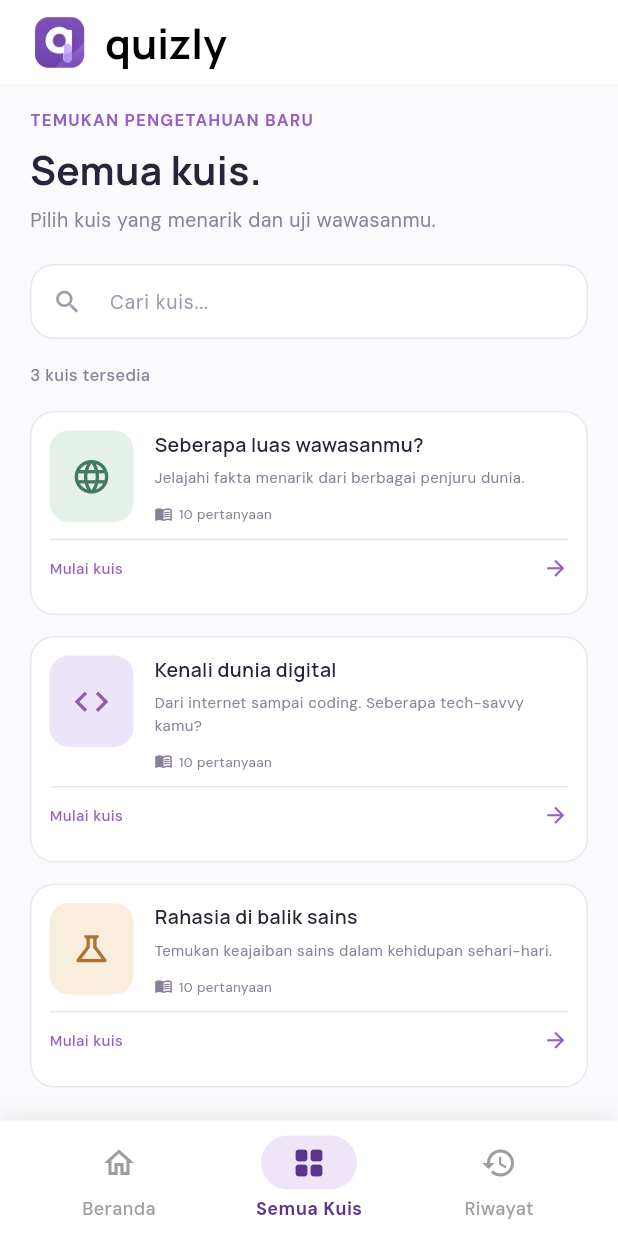
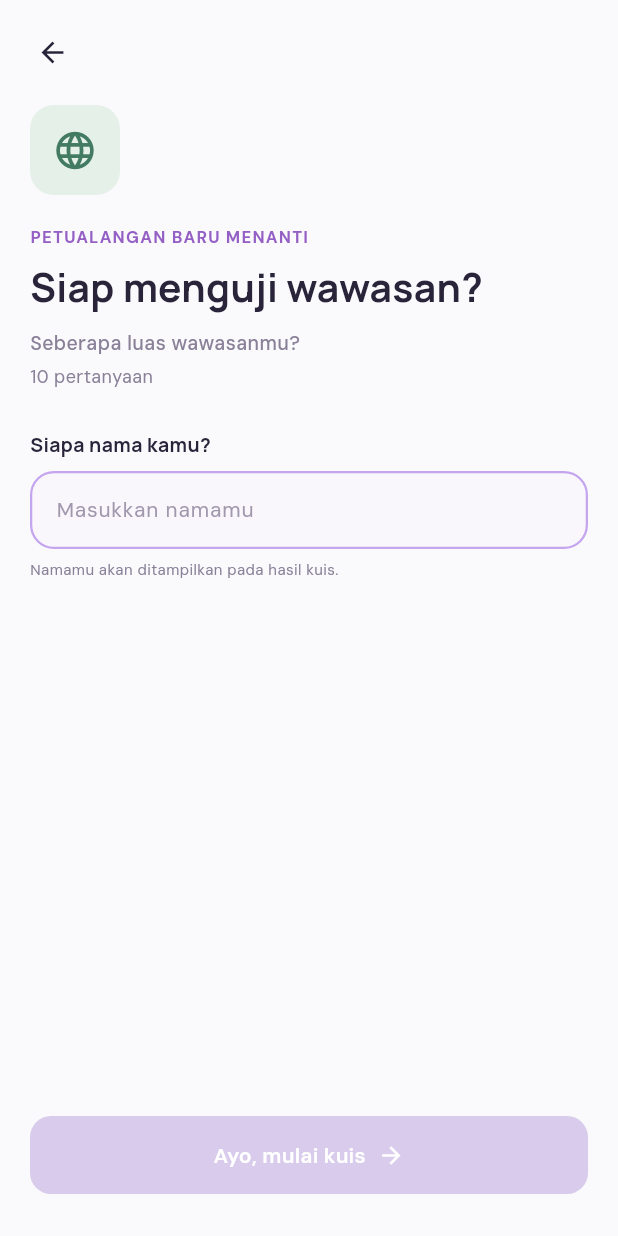
Before and after one commit to Ahmadmapple/quizly, a Flutter app: the screen it shows after launch, after a tap on "Semua", after a tap on "Mulai kuis", on a phone screen of 412 x 824 dp. Run offline on Flutter 3.47's test engine with Material 3 defaults, Android fonts, the light colour scheme and no system bars; our stand-ins replace go_router.

Commit message:
menambah screen untuk input nama

```diff
--- a/lib/Router/GoRouter.dart
+++ b/lib/Router/GoRouter.dart
@@ -1,8 +1,11 @@
+import 'package:flutter/material.dart';
 import 'package:go_router/go_router.dart';
 
 import '../Screen/HistoryScreen.dart';
 import '../Screen/HomeScreen.dart';
+import '../Screen/NameScreen.dart';
 import '../Screen/QuizListScreen.dart';
+import '../Screen/QuizScreen.dart';
 import '../Screen/SplashScreen.dart';
 
 final GoRouter router = GoRouter(
@@ -18,5 +21,35 @@ final GoRouter router = GoRouter(
       path: '/history',
       builder: (context, state) => const HistoryScreen(),
     ),
+    GoRoute(
+      path: '/namescreen',
+      builder: (context, state) {
+        final extra = state.extra is Map ? (state.extra as Map) : null;
+        if (extra != null) {
+          return NameScreen(
+            title: extra['title']?.toString() ?? 'Seberapa luas wawasanmu?',
+            description: extra['description']?.toString() ??
+                'Jelajahi fakta menarik dari berbagai penjuru dunia.',
+            icon: extra['icon'] as IconData? ?? Icons.language,
+            iconColor:
+                extra['iconColor'] as Color? ?? const Color(0xFF437B62),
+            iconBackgroundColor: extra['iconBackgroundColor'] as Color? ??
+                const Color(0xFFE4F0E8),
+            questionCount: (extra['questionCount'] as int?) ?? 10,
+          );
+        }
+        return const NameScreen();
+      },
+    ),
+    GoRoute(
+      path: '/quiz',
+      builder: (context, state) {
+        final extra = state.extra is Map ? (state.extra as Map) : null;
+        return QuizScreen(
+          userName: extra?['userName']?.toString() ?? '',
+          title: extra?['title']?.toString() ?? '',
+        );
+      },
+    ),
   ],
 );
--- a/lib/Screen/HomeScreen.dart
+++ b/lib/Screen/HomeScreen.dart
@@ -102,9 +102,17 @@ class _HomeScreenState extends State<HomeScreen> {
                 iconBackgroundColor: const Color(0xFFE7F1EB),
                 title: 'Seberapa luas wawasanmu?',
                 description:
-                'Jelajahi fakta menarik dari berbagai penjuru dunia.',
+                    'Jelajahi fakta menarik dari berbagai penjuru dunia.',
                 questionCount: 10,
-                onTap: () => context.go('/quizlist'),
+                onTap: () => context.go('/namescreen', extra: {
+                  'title': 'Seberapa luas wawasanmu?',
+                  'description':
+                      'Jelajahi fakta menarik dari berbagai penjuru dunia.',
+                  'icon': Icons.language,
+                  'iconColor': const Color(0xFF6E9F88),
+                  'iconBackgroundColor': const Color(0xFFE7F1EB),
+                  'questionCount': 10,
+                }),
               ),
 
               const SizedBox(height: 12),
@@ -116,9 +124,17 @@ class _HomeScreenState extends State<HomeScreen> {
                 iconBackgroundColor: const Color(0xFFF0E8FA),
                 title: 'Kenali dunia digital',
                 description:
-                'Dari internet sampai coding. Seberapa tech-savvy kamu?',
+                    'Dari internet sampai coding. Seberapa tech-savvy kamu?',
                 questionCount: 10,
-                onTap: () => context.go('/quizlist'),
+                onTap: () => context.go('/namescreen', extra: {
+                  'title': 'Kenali dunia digital',
+                  'description':
+                      'Dari internet sampai coding. Seberapa tech-savvy kamu?',
+                  'icon': Icons.code,
+                  'iconColor': const Color(0xFF9C7BD0),
+                  'iconBackgroundColor': const Color(0xFFF0E8FA),
+                  'questionCount': 10,
+                }),
               ),
 
               const SizedBox(height: 12),
@@ -130,9 +146,17 @@ class _HomeScreenState extends State<HomeScreen> {
                 iconBackgroundColor: const Color(0xFFFAF0E5),
                 title: 'Rahasia di balik sains',
                 description:
-                'Temukan keajaiban sains dalam kehidupan sehari-hari.',
+                    'Temukan keajaiban sains dalam kehidupan sehari-hari.',
                 questionCount: 10,
-                onTap: () => context.go('/quizlist'),
+                onTap: () => context.go('/namescreen', extra: {
+                  'title': 'Rahasia di balik sains',
+                  'description':
+                      'Temukan keajaiban sains dalam kehidupan sehari-hari.',
+                  'icon': Icons.science_outlined,
+                  'iconColor': const Color(0xFFD5A071),
+                  'iconBackgroundColor': const Color(0xFFFAF0E5),
+                  'questionCount': 10,
+                }),
               ),
             ],
           ),
--- /dev/null
+++ b/lib/Screen/NameScreen.dart
@@ -0,0 +1,270 @@
+import 'package:flutter/material.dart';
+import 'package:go_router/go_router.dart';
+
+class NameScreen extends StatefulWidget {
+  final String title;
+  final String description;
+  final IconData icon;
+  final Color iconColor;
+  final Color iconBackgroundColor;
+  final int questionCount;
+
+  const NameScreen({
+    super.key,
+    this.title = 'Seberapa luas wawasanmu?',
+    this.description = 'Jelajahi fakta menarik dari berbagai penjuru dunia.',
+    this.icon = Icons.language,
+    this.iconColor = const Color(0xFF437B62),
+    this.iconBackgroundColor = const Color(0xFFE4F0E8),
+    this.questionCount = 10,
+  });
+
+  @override
+  State<NameScreen> createState() => _NameScreenState();
+}
+
+class _NameScreenState extends State<NameScreen> {
+  final TextEditingController _nameController = TextEditingController();
+  bool _isInputValid = false;
+
+  @override
+  void initState() {
+    super.initState();
+    _nameController.addListener(_onNameChanged);
+  }
+
+  void _onNameChanged() {
+    setState(() {
+      _isInputValid = _nameController.text.trim().isNotEmpty;
+    });
+  }
+
+  @override
+  void dispose() {
+    _nameController.removeListener(_onNameChanged);
+    _nameController.dispose();
+    super.dispose();
+  }
+
+  @override
+  Widget build(BuildContext context) {
+    const textColor = Color(0xFF29243A);
+    const subtitleColor = Color(0xFF8A8199);
+    const labelColor = Color(0xFF9560C5);
+    const primaryPurple = Color(0xFF9363C5);
+    const palePurple = Color(0xFFD8CBEC);
+
+    return Scaffold(
+      backgroundColor: const Color(0xFFFAFAFC),
+      body: SafeArea(
+        child: Padding(
+          padding: const EdgeInsets.symmetric(horizontal: 20, vertical: 16),
+          child: Column(
+            crossAxisAlignment: CrossAxisAlignment.start,
+            children: [
+              // Top Left Back Button (<-)
+              InkWell(
+                onTap: () {
+                  if (context.canPop()) {
+                    context.pop();
+                  } else {
+                    context.go('/home');
+                  }
+                },
+                borderRadius: BorderRadius.circular(8),
+                child: const Padding(
+                  padding: EdgeInsets.symmetric(vertical: 8, horizontal: 4),
+                  child: Row(
+                    mainAxisSize: MainAxisSize.min,
+                    children: [
+                      Icon(
+                        Icons.arrow_back,
+                        color: textColor,
+                        size: 22,
+                      ),
+                    ],
+                  ),
+                ),
+              ),
+              const SizedBox(height: 16),
+
+              // Dynamic Icon Container from clicked QuizListCard
+              Container(
+                width: 60,
+                height: 60,
+                decoration: BoxDecoration(
+                  color: widget.iconBackgroundColor,
+                  borderRadius: BorderRadius.circular(16),
+                ),
+                child: Icon(
+                  widget.icon,
+                  color: widget.iconColor,
+                  size: 30,
+                ),
+              ),
+              const SizedBox(height: 20),
+
+              // Tagline
+              const Text(
+                'PETUALANGAN BARU MENANTI',
+                style: TextStyle(
+                  fontFamily: 'DMSans',
+                  fontSize: 11,
+                  fontWeight: FontWeight.bold,
+                  letterSpacing: 0.8,
+                  color: labelColor,
+                ),
+              ),
+              const SizedBox(height: 6),
+
+              // Main Heading / Title
+              const Text(
+                'Siap menguji wawasan?',
+                style: TextStyle(
+                  fontFamily: 'Manrope',
+                  fontSize: 26,
+                  fontWeight: FontWeight.bold,
+                  color: textColor,
+                ),
+              ),
+              const SizedBox(height: 10),
+
+              // Selected Quiz Subtitle / Title
+              Text(
+                widget.title,
+                style: const TextStyle(
+                  fontFamily: 'DMSans',
+                  fontSize: 13,
+                  fontWeight: FontWeight.w500,
+                  color: subtitleColor,
+                ),
+              ),
+              const SizedBox(height: 4),
+
+              // Question Count
+              Text(
+                '${widget.questionCount} pertanyaan',
+                style: const TextStyle(
+                  fontFamily: 'DMSans',
+                  fontSize: 12,
+                  color: subtitleColor,
+                ),
+              ),
+              const SizedBox(height: 28),
+
+              // Field Label
+              const Text(
+                'Siapa nama kamu?',
+                style: TextStyle(
+                  fontFamily: 'Manrope',
+                  fontSize: 13,
+                  fontWeight: FontWeight.bold,
+                  color: textColor,
+                ),
+              ),
+              const SizedBox(height: 8),
+
+              // TextField for Name Input
+              Container(
+                decoration: BoxDecoration(
+                  color: const Color(0xFFF9F7FC),
+                  borderRadius: BorderRadius.circular(16),
+                  border: Border.all(
+                    color: _isInputValid
+                        ? primaryPurple
+                        : const Color(0xFFC4A5EE),
+                    width: 1.5,
+                  ),
+                ),
+                child: TextField(
+                  controller: _nameController,
+                  style: const TextStyle(
+                    fontFamily: 'DMSans',
+                    fontSize: 14,
+                    color: textColor,
+                  ),
+                  decoration: const InputDecoration(
+                    hintText: 'Masukkan namamu',
+                    hintStyle: TextStyle(
+                      fontFamily: 'DMSans',
+                      fontSize: 14,
+                      color: Color(0xFFA099AE),
+                    ),
+                    border: InputBorder.none,
+                    contentPadding: EdgeInsets.symmetric(
+                      horizontal: 16,
+                      vertical: 14,
+                    ),
+                  ),
+                ),
+              ),
+              const SizedBox(height: 6),
+
+              // Help text under textfield
+              const Text(
+                'Namamu akan ditampilkan pada hasil kuis.',
+                style: TextStyle(
+                  fontFamily: 'DMSans',
+                  fontSize: 10,
+                  color: subtitleColor,
+                ),
+              ),
+
+              const Spacer(),
+
+              // Start Quiz Button ("Ayo, mulai kuis ->")
+              SizedBox(
+                width: double.infinity,
+                height: 52,
+                child: ElevatedButton(
+                  onPressed: _isInputValid
+                      ? () {
+                          context.go('/quiz', extra: {
+                            'userName': _nameController.text.trim(),
+                            'title': widget.title,
+                            'description': widget.description,
+                            'icon': widget.icon,
+                            'iconColor': widget.iconColor,
+                            'iconBackgroundColor': widget.iconBackgroundColor,
+                            'questionCount': widget.questionCount,
+                          });
+                        }
+                      : null,
+                  style: ElevatedButton.styleFrom(
+                    backgroundColor: primaryPurple,
+                    disabledBackgroundColor: palePurple,
+                    elevation: 0,
+                    shape: RoundedRectangleBorder(
+                      borderRadius: BorderRadius.circular(14),
+                    ),
+                  ),
+                  child: const Row(
+                    mainAxisAlignment: MainAxisAlignment.center,
+                    children: [
+                      Text(
+                        'Ayo, mulai kuis',
+                        style: TextStyle(
+                          fontFamily: 'DMSans',
+                          fontSize: 14,
+                          fontWeight: FontWeight.w600,
+                          color: Colors.white,
+                        ),
+                      ),
+                      SizedBox(width: 8),
+                      Icon(
+                        Icons.arrow_forward,
+                        size: 18,
+                        color: Colors.white,
+                      ),
+                    ],
+                  ),
+                ),
+              ),
+              const SizedBox(height: 12),
+            ],
+          ),
+        ),
+      ),
+    );
+  }
+}
--- a/lib/Screen/QuizListScreen.dart
+++ b/lib/Screen/QuizListScreen.dart
@@ -160,7 +160,7 @@ class _QuizListScreenState extends State<QuizListScreen> {
                   iconBackgroundColor: quiz['iconBackgroundColor'],
                   questionCount: quiz['questionCount'],
                   onTap: () {
-                    // Navigate to quiz details or quiz screen
+                    context.go('/namescreen', extra: quiz);
                   },
                 );
               },
--- a/lib/Screen/QuizScreen.dart
+++ b/lib/Screen/QuizScreen.dart
@@ -0,0 +1,31 @@
+import 'package:flutter/material.dart';
+import '../Widgets/TopBar.dart';
+
+class QuizScreen extends StatelessWidget {
+  final String userName;
+  final String title;
+
+  const QuizScreen({
+    super.key,
+    this.userName = '',
+    this.title = '',
+  });
+
+  @override
+  Widget build(BuildContext context) {
+    return Scaffold(
+      backgroundColor: const Color(0xFFFAFAFC),
+      appBar: const TopBar(title: 'quizly'),
+      body: Center(
+        child: Text(
+          userName.isNotEmpty ? 'Kuis dimulai untuk $userName!' : 'Kuis',
+          style: const TextStyle(
+            fontFamily: 'Manrope',
+            fontSize: 16,
+            fontWeight: FontWeight.bold,
+          ),
+        ),
+      ),
+    );
+  }
+}
```
Also changed, not shown: lib/Screen/ResultScreen.dart (added).
